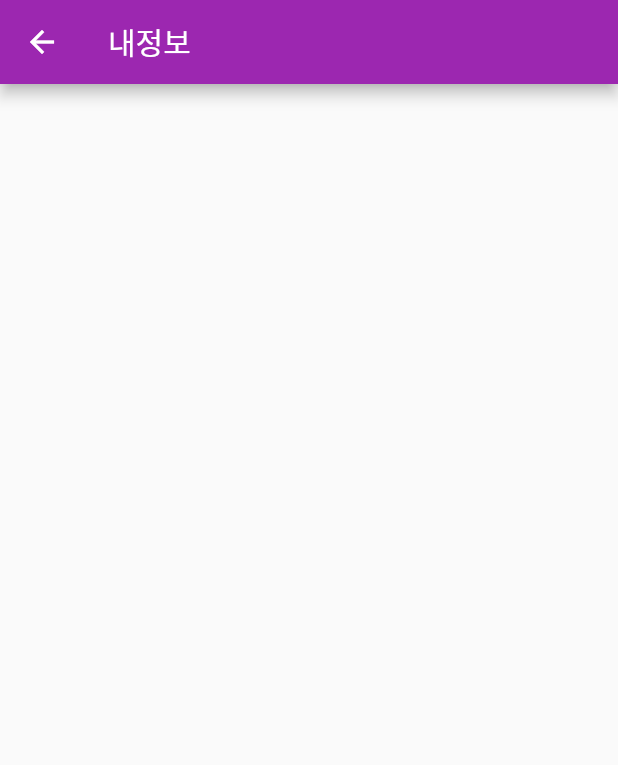
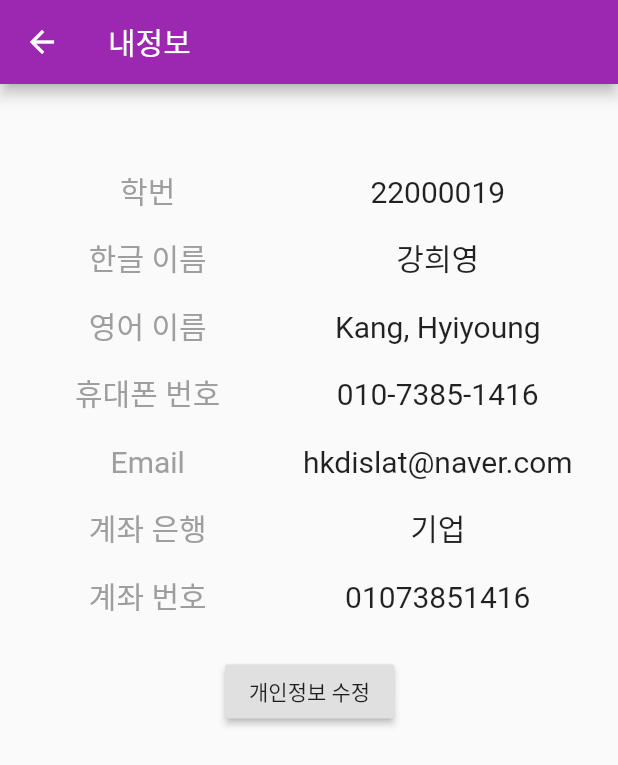
Before and after one commit to JangJuMan/iTaxi3.0, a Flutter app: the MyInfo screen opened directly, on a phone screen of 412 x 824 dp. Shown: the top 765 px of the screen. Run offline on Flutter 3.47's test engine with Material 2 defaults, Android fonts, the phone set to English and light mode, and no system bars; our stand-ins replace fluttertoast.

Commit message:
myinfo_version

```diff
--- a/lib/settings/myInfo.dart
+++ b/lib/settings/myInfo.dart
@@ -8,6 +8,91 @@ class MyInfo extends StatelessWidget {
       appBar: AppBar(
         title: Text ('내정보'),
       ),
-    );
+      body:
+          Column(
+            children: <Widget> [
+            _Profile(),
+            _EditButton(),
+            ]
+          )
+      );
   }
 }
+
+
+Widget _Profile() {
+  return Container(
+    child : Container(
+      child: Row(
+        children: <Widget>[
+          Padding(
+              padding: EdgeInsets.only(left: 30, top: 40),
+               child: Column(
+                   crossAxisAlignment: CrossAxisAlignment.center,
+                children: [
+                  _InfoMenu("학번"),
+                  _InfoMenu("한글 이름"),
+                  _InfoMenu("영어 이름"),
+                  _InfoMenu("휴대폰 번호"),
+                  _InfoMenu("Email"),
+                  _InfoMenu("계좌 은행"),
+                  _InfoMenu("계좌 번호"),
+                ]
+               )
+        ),
+          Column(
+            children: <Widget>[
+              Padding(
+                padding: EdgeInsets.only(left: 35, top: 40),
+                child: Column(
+                  crossAxisAlignment: CrossAxisAlignment.center,
+                  children: [
+                    _Info("22000019"),
+                    _Info("강희영"),
+                    _Info("Kang, Hyiyoung"),
+                    _Info("010-7385-1416"),
+                    _Info("hkdislat@naver.com"),
+                    _Info("기업"),
+                    _Info("01073851416"),
+                  ],
+                )
+              )
+            ],
+          ),
+        ]
+      )
+      )
+    );
+}
+
+Widget _InfoMenu(text){
+  return Padding(
+    padding: EdgeInsets.only(top:15, left: 20),
+    child: Text(text, style: TextStyle(fontSize: 20, height: 1.5, color: Colors.grey))
+  );
+}
+
+Widget _Info(text){
+  return Padding(
+      padding: EdgeInsets.only(top:15, left: 20),
+      child: Text(text, style: TextStyle(fontSize: 20, height: 1.5))
+  );
+}
+
+Widget _EditButton(){
+  return Container(
+    child: Container(
+      child: Row(
+        children: <Widget> [
+          Padding(
+            padding: EdgeInsets.only(top:100, left: 150),
+          ),
+        RaisedButton(
+          onPressed: () {},
+          child: Text("개인정보 수정"),
+          )
+        ],
+      )
+    )
+  );
+}
--- a/lib/settings/setting.dart
+++ b/lib/settings/setting.dart
@@ -51,7 +51,7 @@ class _SettingsState extends State<Settings> {
           //   icon: Icon(Icons.logout),
           // )
           IconButton(
-            icon: Icon(Icons.replay),
+            icon: Icon(Icons.login_outlined),
           )
         ],
       ),
@@ -67,8 +67,8 @@ class _SettingsState extends State<Settings> {
           // 아이콘 내맘대로 한거임 바꿔도 됨!
           _comp_listTile(Icons.event_note, '공지사항', UpdateInfo()),
           _comp_listTile(Icons.person_pin, '내정보', MyInfo()),
-          _comp_listTile(Icons.developer_mode, '버전정보/개발자', Version()),
-          _comp_listTile(Icons.access_alarm, '알림', Alarm()),
+          _comp_listTile(Icons.new_releases_outlined, '버전정보/개발자', Version()),
+          _comp_listTile(Icons.notifications_none, '알림', Alarm()),
           _comp_listTile(Icons.bug_report, '버그제보', Bug()),
           _comp_listTile(Icons.lock, '이용약관', TermsOfService()),
         ],
```
Also changed, not shown: lib/settings/updateInfo.dart (+16 -0 lines), lib/settings/version.dart (+15 -1 lines), lib/screen/timelinepage.dart (indentation only), pubspec.lock.
